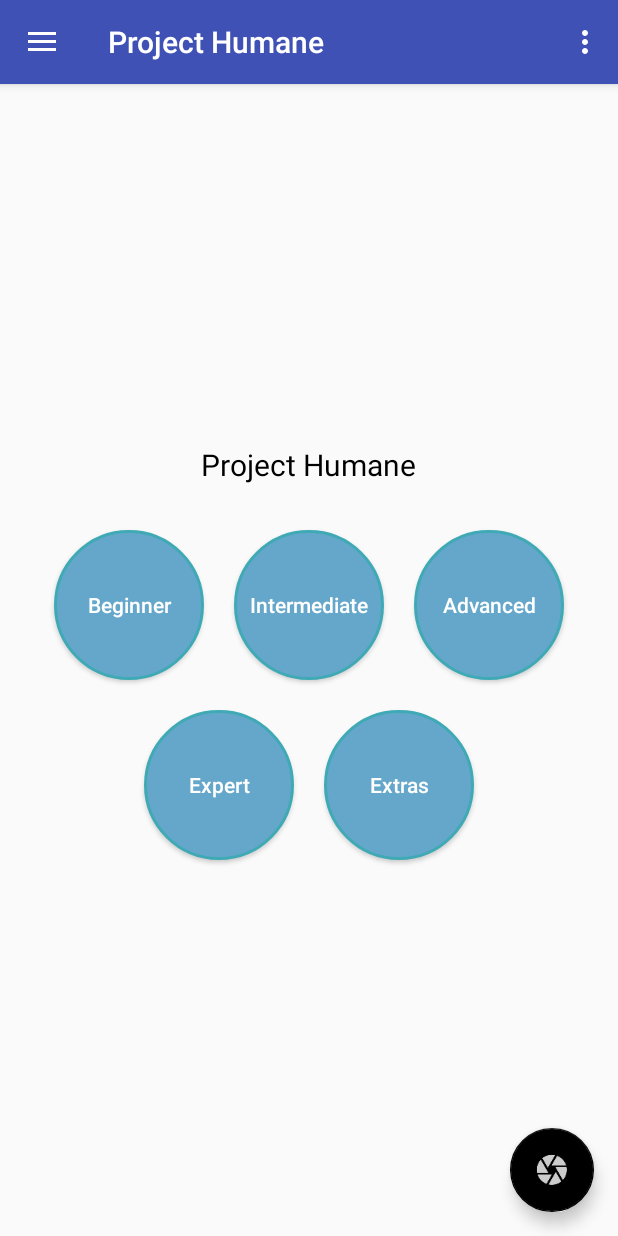
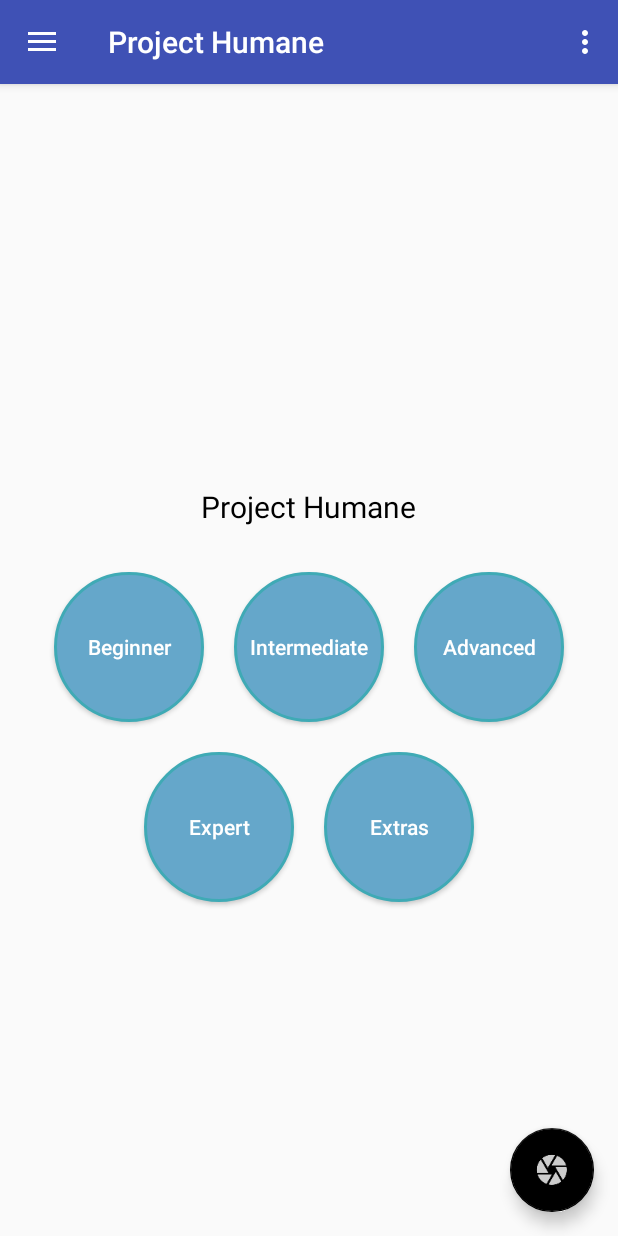
Before and after one commit to anthonyessaye/ProjectHumane, an Android app: the screen it shows after launch (MainActivity), on a phone screen of 412 x 824 dp. Run offline under Robolectric (Android 15) with nearby library versions, the phone set to English and light mode, and no system bars.

```diff
--- a/app/src/main/res/layout/content_main.xml
+++ b/app/src/main/res/layout/content_main.xml
@@ -1,13 +1,15 @@
 <?xml version="1.0" encoding="utf-8"?>
-<ScrollView xmlns:android="http://schemas.android.com/apk/res/android"
+<LinearLayout xmlns:android="http://schemas.android.com/apk/res/android"
     xmlns:app="http://schemas.android.com/apk/res-auto"
     xmlns:tools="http://schemas.android.com/tools"
     android:layout_width="match_parent"
-    android:layout_height="match_parent"
+    android:layout_height="wrap_content"
     android:id="@+id/content_main"
     app:layout_behavior="@string/appbar_scrolling_view_behavior"
     tools:context="com.themodernbit.projecthumane.MainActivity"
-    tools:showIn="@layout/app_bar_main">
+    tools:showIn="@layout/app_bar_main"
+    android:orientation="vertical"
+    android:layout_gravity="center_horizontal">
 
 
 
@@ -101,4 +103,4 @@
 
 
 
-</ScrollView>
+</LinearLayout>
```
Also changed, not shown: app/src/main/java/com/themodernbit/projecthumane/CameraFragment.java (+13 -8 lines), app/src/main/java/com/themodernbit/projecthumane/MainActivity.java (+18 -19 lines).
